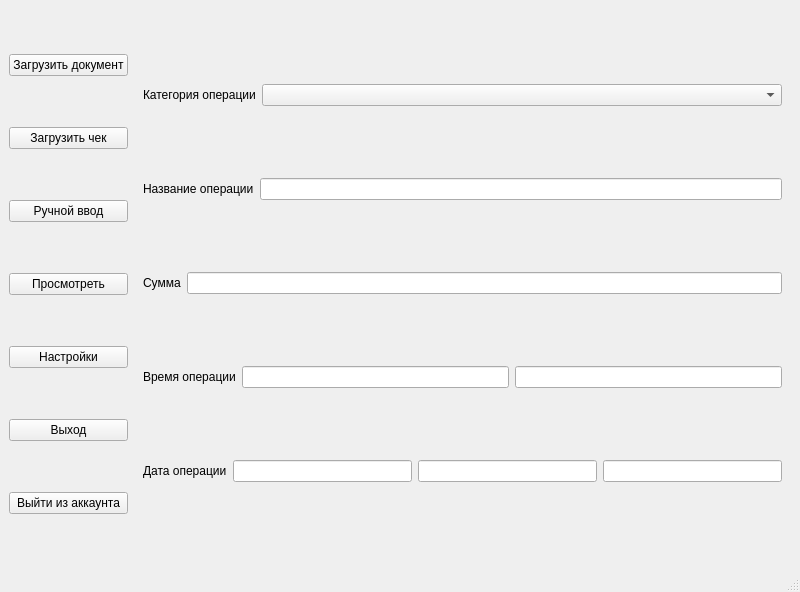
B1oodyAnge1/FinancialManager, file mainwindow.ui: the form before one commit.
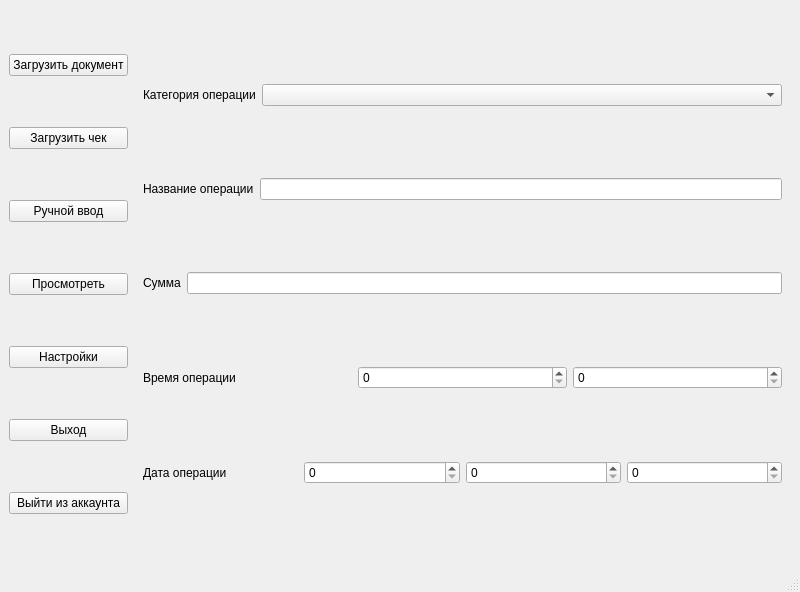
The form after the commit.

Commit message:
Manual input lines are configured
The manual entry category line is not configured. A database connection is needed

```diff
--- a/mainwindow.ui
+++ b/mainwindow.ui
@@ -173,10 +173,10 @@
            </widget>
           </item>
           <item>
-           <widget class="QLineEdit" name="lineEditTimeH"/>
+           <widget class="QSpinBox" name="spinBoxTimeH"/>
           </item>
           <item>
-           <widget class="QLineEdit" name="lineEditTimeM"/>
+           <widget class="QSpinBox" name="spinBoxTimeM"/>
           </item>
          </layout>
         </item>
@@ -190,13 +190,13 @@
            </widget>
           </item>
           <item>
-           <widget class="QLineEdit" name="lineEditDateDay"/>
+           <widget class="QSpinBox" name="spinBoxDateDay"/>
           </item>
           <item>
-           <widget class="QLineEdit" name="lineEditDateMonth"/>
+           <widget class="QSpinBox" name="spinBoxDateMonth"/>
           </item>
           <item>
-           <widget class="QLineEdit" name="lineEditDateYear"/>
+           <widget class="QSpinBox" name="spinBoxDateYear"/>
           </item>
          </layout>
         </item>
```
The commit also changes 500 other files.
